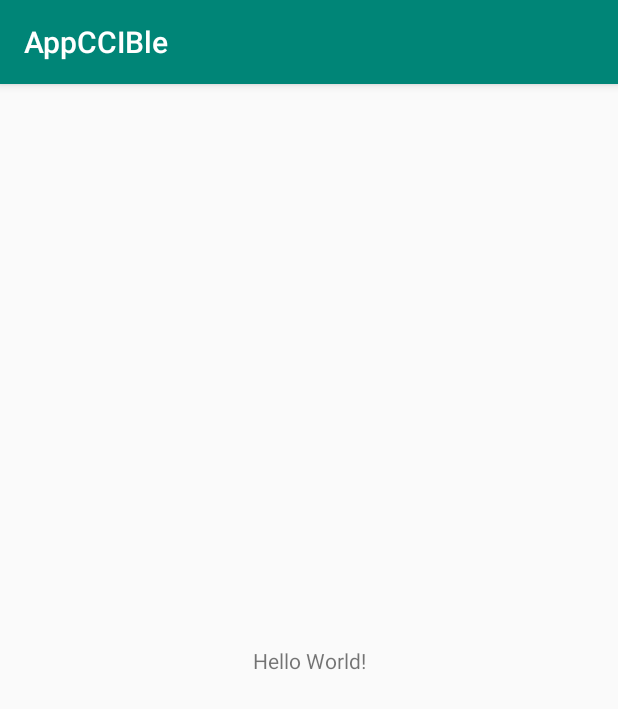
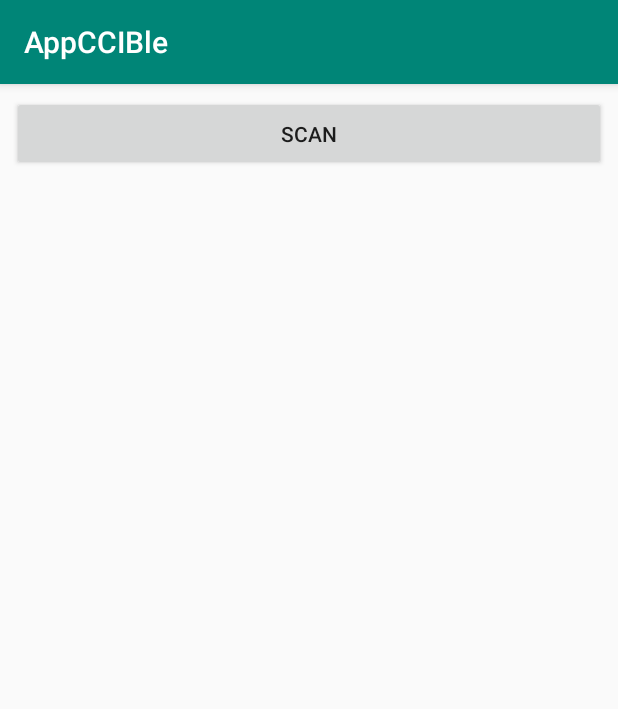
Before and after one commit to V1ck3s/AppCCIBle, an Android app: the screen it shows after launch (MainActivity), on a phone screen of 412 x 824 dp. Shown: the top 709 px of the screen. Run offline under Robolectric (Android 15) with nearby library versions, the phone set to English and light mode, and no system bars.

Commit message:
[feat] Adding base

```diff
--- a/app/build.gradle
+++ b/app/build.gradle
@@ -25,4 +25,5 @@ dependencies {
     testImplementation 'junit:junit:4.12'
     androidTestImplementation 'com.android.support.test:runner:1.0.2'
     androidTestImplementation 'com.android.support.test.espresso:espresso-core:3.0.2'
+    implementation 'androidx.constraintlayout:constraintlayout:1.1.3'
 }
--- a/app/src/main/AndroidManifest.xml
+++ b/app/src/main/AndroidManifest.xml
@@ -1,6 +1,10 @@
 <?xml version="1.0" encoding="utf-8"?>
 <manifest xmlns:android="http://schemas.android.com/apk/res/android"
     package="com.victor.appccible">
+    <uses-permission android:name="android.permission.BLUETOOTH" />
+    <uses-permission android:name="android.permission.BLUETOOTH_ADMIN" />
+    <uses-permission android:name="android.permission.ACCESS_COARSE_LOCATION"/>
+    <uses-feature android:name="android.hardware.bluetooth_le"  android:required="true" />
 
     <application
         android:allowBackup="true"
--- a/app/src/main/java/com/victor/appccible/MainActivity.java
+++ b/app/src/main/java/com/victor/appccible/MainActivity.java
@@ -1,13 +1,148 @@
 package com.victor.appccible;
 
+import android.Manifest;
+import android.content.Context;
+import android.content.DialogInterface;
+import android.content.Intent;
+import android.content.pm.PackageManager;
+import android.os.AsyncTask;
+import android.support.v7.app.AlertDialog;
 import android.support.v7.app.AppCompatActivity;
 import android.os.Bundle;
+import android.bluetooth.BluetoothAdapter;
+import android.bluetooth.BluetoothDevice;
+import android.bluetooth.BluetoothManager;
+import android.bluetooth.le.BluetoothLeScanner;
+import android.bluetooth.le.ScanCallback;
+import android.bluetooth.le.ScanResult;
+import android.text.method.ScrollingMovementMethod;
+import android.view.View;
+import android.widget.Button;
+import android.widget.TextView;
 
 public class MainActivity extends AppCompatActivity {
+
+
+    BluetoothManager btManager;
+    BluetoothAdapter btAdapter;
+    BluetoothLeScanner btScanner;
+    Button startScanningButton;
+    TextView peripheralTextView;
+    private final static int REQUEST_ENABLE_BT = 1;
+    private static final int PERMISSION_REQUEST_COARSE_LOCATION = 1;
+    boolean scanning = false;
 
     @Override
     protected void onCreate(Bundle savedInstanceState) {
         super.onCreate(savedInstanceState);
         setContentView(R.layout.activity_main);
+
+        peripheralTextView = (TextView) findViewById(R.id.PeripheralTextView);
+        peripheralTextView.setMovementMethod(new ScrollingMovementMethod());
+
+        startScanningButton = (Button) findViewById(R.id.StartScanButton);
+        startScanningButton.setOnClickListener(new View.OnClickListener() {
+            public void onClick(View v) {
+                if(!scanning){
+                    startScanning();
+                    scanning = true;
+                }
+                else{
+                    stopScanning();
+                    scanning = false;
+                }
+            }
+        });
+
+
+
+        btManager = (BluetoothManager)getSystemService(Context.BLUETOOTH_SERVICE);
+        btAdapter = btManager.getAdapter();
+        btScanner = btAdapter.getBluetoothLeScanner();
+
+
+        if (btAdapter != null && !btAdapter.isEnabled()) {
+            Intent enableIntent = new Intent(BluetoothAdapter.ACTION_REQUEST_ENABLE);
+            startActivityForResult(enableIntent,REQUEST_ENABLE_BT);
+        }
+
+        // Make sure we have access coarse location enabled, if not, prompt the user to enable it
+        if (this.checkSelfPermission(Manifest.permission.ACCESS_COARSE_LOCATION) != PackageManager.PERMISSION_GRANTED) {
+            final AlertDialog.Builder builder = new AlertDialog.Builder(this);
+            builder.setTitle("This app needs location access");
+            builder.setMessage("Please grant location access so this app can detect peripherals.");
+            builder.setPositiveButton(android.R.string.ok, null);
+            builder.setOnDismissListener(new DialogInterface.OnDismissListener() {
+                @Override
+                public void onDismiss(DialogInterface dialog) {
+                    requestPermissions(new String[]{Manifest.permission.ACCESS_COARSE_LOCATION}, PERMISSION_REQUEST_COARSE_LOCATION);
+                }
+            });
+            builder.show();
+        }
+    }
+
+    // Device scan callback.
+    private ScanCallback leScanCallback = new ScanCallback() {
+        @Override
+        public void onScanResult(int callbackType, ScanResult result) {
+            peripheralTextView.append("Device Name: " + result.getDevice().getName() + " rssi: " + result.getRssi() + "\n");
+
+            // auto scroll for text view
+            final int scrollAmount = peripheralTextView.getLayout().getLineTop(peripheralTextView.getLineCount()) - peripheralTextView.getHeight();
+            // if there is no need to scroll, scrollAmount will be <=0
+            if (scrollAmount > 0)
+                peripheralTextView.scrollTo(0, scrollAmount);
+        }
+    };
+
+    @Override
+    public void onRequestPermissionsResult(int requestCode,
+                                           String permissions[], int[] grantResults) {
+        switch (requestCode) {
+            case PERMISSION_REQUEST_COARSE_LOCATION: {
+                if (grantResults[0] == PackageManager.PERMISSION_GRANTED) {
+                    System.out.println("coarse location permission granted");
+                } else {
+                    final AlertDialog.Builder builder = new AlertDialog.Builder(this);
+                    builder.setTitle("Functionality limited");
+                    builder.setMessage("Since location access has not been granted, this app will not be able to discover beacons when in the background.");
+                    builder.setPositiveButton(android.R.string.ok, null);
+                    builder.setOnDismissListener(new DialogInterface.OnDismissListener() {
+
+                        @Override
+                        public void onDismiss(DialogInterface dialog) {
+                        }
+
+                    });
+                    builder.show();
+                }
+                return;
+            }
+        }
+    }
+
+    public void startScanning() {
+        System.out.println("start scanning");
+        peripheralTextView.setText("");
+
+        AsyncTask.execute(new Runnable() {
+            @Override
+            public void run() {
+                btScanner.startScan(leScanCallback);
+            }
+        });
+    }
+
+    public void stopScanning() {
+        System.out.println("stopping scanning");
+        peripheralTextView.append("Stopped Scanning");
+
+        AsyncTask.execute(new Runnable() {
+            @Override
+            public void run() {
+                btScanner.stopScan(leScanCallback);
+            }
+        });
     }
 }
--- a/app/src/main/res/layout/activity_main.xml
+++ b/app/src/main/res/layout/activity_main.xml
@@ -1,18 +1,34 @@
 <?xml version="1.0" encoding="utf-8"?>
-<android.support.constraint.ConstraintLayout xmlns:android="http://schemas.android.com/apk/res/android"
+<androidx.constraintlayout.widget.ConstraintLayout xmlns:android="http://schemas.android.com/apk/res/android"
     xmlns:app="http://schemas.android.com/apk/res-auto"
     xmlns:tools="http://schemas.android.com/tools"
+    android:id="@+id/relativeLayout"
     android:layout_width="match_parent"
     android:layout_height="match_parent"
-    tools:context=".MainActivity">
+    tools:context="com.victor.appccible.MainActivity">
+
+    <Button
+        android:id="@+id/StartScanButton"
+        android:layout_width="0dp"
+        android:layout_height="50dp"
+        android:layout_marginStart="8dp"
+        android:layout_marginTop="8dp"
+        android:layout_marginEnd="8dp"
+        android:text="Scan"
+        app:layout_constraintEnd_toEndOf="parent"
+        app:layout_constraintStart_toStartOf="parent"
+        app:layout_constraintTop_toTopOf="parent" />
 
     <TextView
-        android:layout_width="wrap_content"
+        android:id="@+id/PeripheralTextView"
+        android:layout_width="400dp"
         android:layout_height="wrap_content"
-        android:text="Hello World!"
-        app:layout_constraintBottom_toBottomOf="parent"
-        app:layout_constraintLeft_toLeftOf="parent"
-        app:layout_constraintRight_toRightOf="parent"
-        app:layout_constraintTop_toTopOf="parent" />
+        android:layout_marginStart="8dp"
+        android:layout_marginTop="8dp"
+        android:maxLines="30"
+        android:scrollbars="vertical"
+        app:layout_constraintEnd_toEndOf="parent"
+        app:layout_constraintStart_toStartOf="parent"
+        app:layout_constraintTop_toBottomOf="@+id/StartScanButton" />
 
-</android.support.constraint.ConstraintLayout>
+</androidx.constraintlayout.widget.ConstraintLayout>
```
